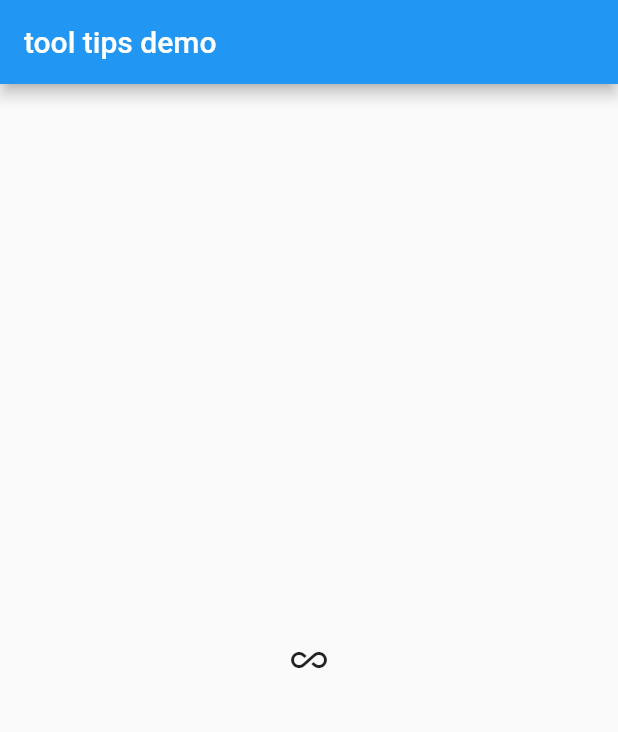
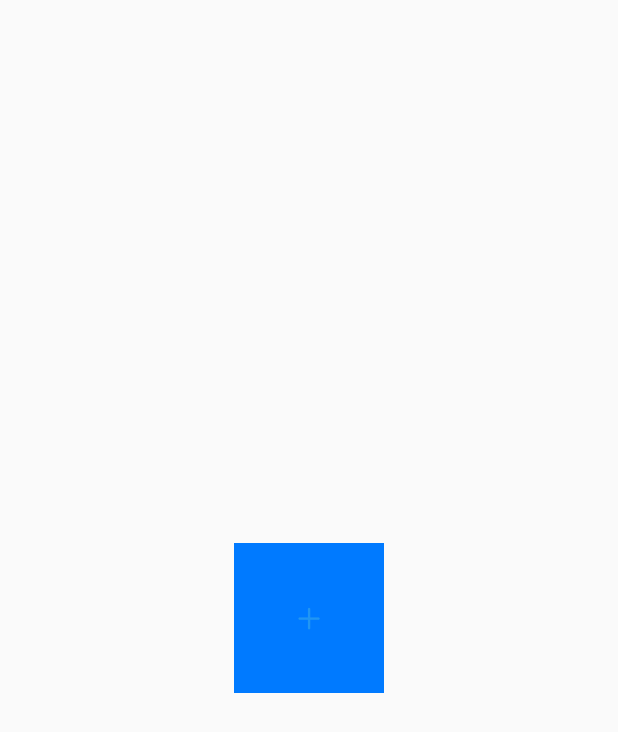
Before and after one commit to itxing666/flutter_demo2, a Flutter app: the screen it shows after launch, on a phone screen of 412 x 824 dp. Shown: the top 732 px of the screen. Run offline on Flutter 3.47's test engine with Material 2 defaults, Android fonts, the phone set to English and light mode, and no system bars.

Commit message:
右滑上一页

```diff
--- a/lib/main.dart
+++ b/lib/main.dart
@@ -8,6 +8,7 @@ import 'package:flutter_demo2/first_page.dart';
 import 'package:flutter_demo2/frosted_glass_demo.dart';
 import 'package:flutter_demo2/home_page.dart';
 import 'package:flutter_demo2/keep_alive_demo.dart';
+import 'package:flutter_demo2/right_back_demo.dart';
 import 'package:flutter_demo2/search_bar_demo.dart';
 import 'package:flutter_demo2/tooltip_demo.dart';
 import 'package:flutter_demo2/wrap_demo.dart';
@@ -33,7 +34,7 @@ class MyApp extends StatelessWidget {
         // is not restarted.
         primarySwatch: Colors.blue,
       ),
-      home: ToolTipDemo(),
+      home: RightBackDemo(),
     );
   }
 }
--- /dev/null
+++ b/lib/right_back_demo.dart
@@ -0,0 +1,30 @@
+
+
+import 'package:flutter/cupertino.dart';
+
+class RightBackDemo extends StatelessWidget {
+  const RightBackDemo({Key key}) : super(key: key);
+
+  @override
+  Widget build(BuildContext context) {
+    return CupertinoPageScaffold(
+      child: Center(
+        child: Container(
+          height: 100.0,
+          width: 100.0,
+          color: CupertinoColors.activeBlue,
+          child: CupertinoButton(
+            child: Icon(CupertinoIcons.add),
+            onPressed: () {
+              Navigator.of(context).push(
+                CupertinoPageRoute(builder: (BuildContext context){
+                  return RightBackDemo();
+                })
+              );
+            },
+          ),
+        ),
+      )
+    );
+  }
+}
```
